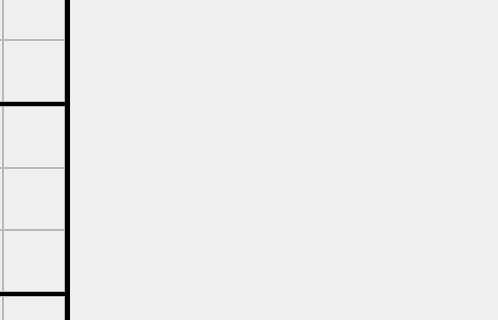
This is mainwindow.ui in Lucotecia/Quick_Number_Place as Qt 5 draws it before an edit; both pictures show x 576 to 1074 and y 116 to 436 of the 1074 by 662 pixel window. The edited form follows.
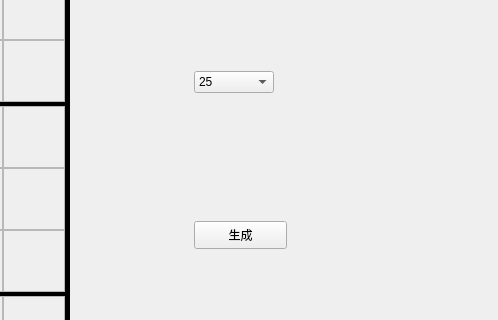
This is the edited form. Custom widgets are drawn as their Qt base class.

The edit to the form file:
```diff
--- a/mainwindow.ui
+++ b/mainwindow.ui
@@ -1316,6 +1316,59 @@
      </item>
     </layout>
    </widget>
+   <widget class="QPushButton" name="pushButton">
+    <property name="geometry">
+     <rect>
+      <x>770</x>
+      <y>320</y>
+      <width>93</width>
+      <height>28</height>
+     </rect>
+    </property>
+    <property name="text">
+     <string>生成</string>
+    </property>
+   </widget>
+   <widget class="QComboBox" name="hint_combobox">
+    <property name="geometry">
+     <rect>
+      <x>770</x>
+      <y>170</y>
+      <width>80</width>
+      <height>22</height>
+     </rect>
+    </property>
+    <item>
+     <property name="text">
+      <string>25</string>
+     </property>
+    </item>
+    <item>
+     <property name="text">
+      <string>26</string>
+     </property>
+    </item>
+    <item>
+     <property name="text">
+      <string>27</string>
+     </property>
+    </item>
+    <item>
+     <property name="text">
+      <string>28</string>
+     </property>
+    </item>
+    <item>
+     <property name="text">
+      <string>29</string>
+     </property>
+    </item>
+    <item>
+     <property name="text">
+      <string>30</string>
+     </property>
+    </item>
+   </widget>
   </widget>
   <widget class="QMenuBar" name="menuBar">
    <property name="geometry">
```
